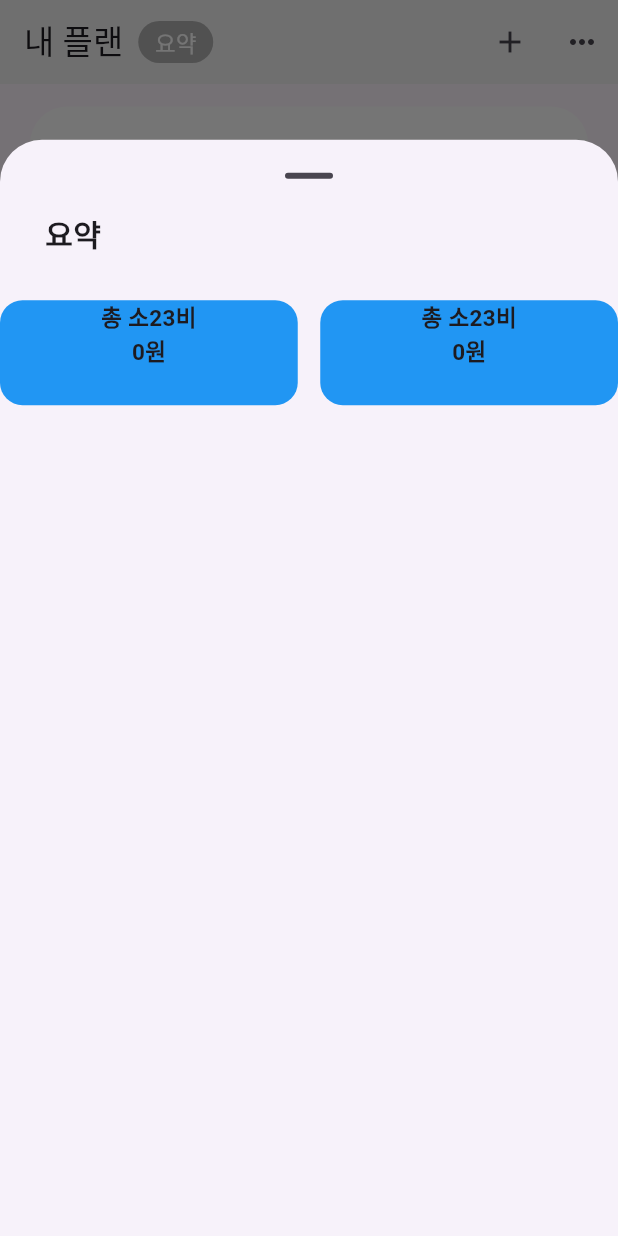
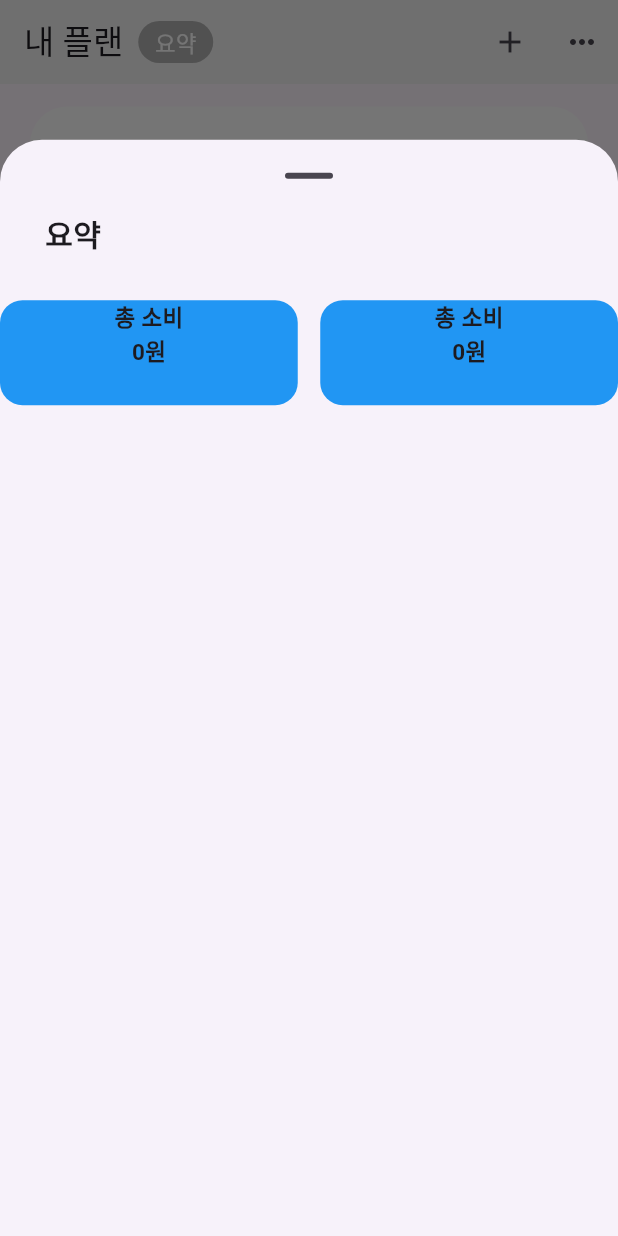
Before and after one commit to flutter-fantastic-crew/nangkong, a Flutter app: the screen it shows after launch, after a tap on "요약", on a phone screen of 412 x 824 dp. Run offline on Flutter 3.47's test engine with Material 3 defaults, Android fonts, the phone set to English and light mode, and no system bars.

Commit message:
오타수정

```diff
--- a/lib/widget/total_amount_widget.dart
+++ b/lib/widget/total_amount_widget.dart
@@ -12,7 +12,7 @@ class TotalAmountWidget extends StatelessWidget {
       child: Column(
         children: [
           Text(
-            '총 소23비',
+            '총 소비',
             style: TextStyle(
               fontSize: 15.0,
               fontWeight: FontWeight.bold,
```
